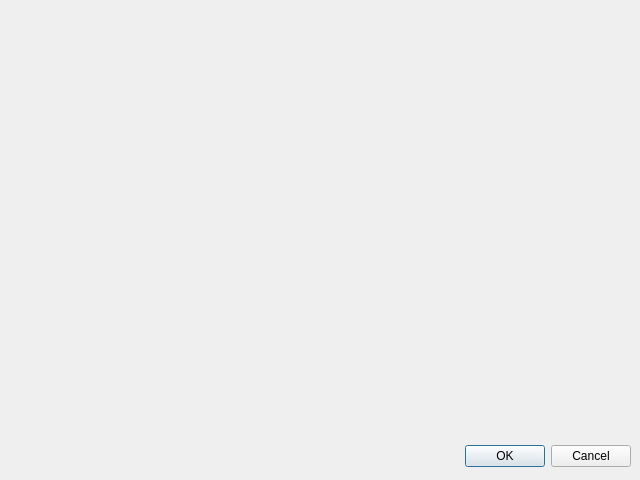
The window that dialog.ui (VovaHorodechnyy/custom-text-edit) describes before a commit, drawn with Qt 5.
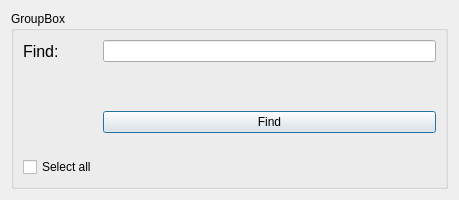
The same window after the commit.

Diff of the .ui file:
```diff
--- a/dialog.ui
+++ b/dialog.ui
@@ -5,29 +5,65 @@
    <rect>
     <x>0</x>
     <y>0</y>
-    <width>640</width>
-    <height>480</height>
+    <width>459</width>
+    <height>200</height>
    </rect>
   </property>
+  <property name="minimumSize">
+   <size>
+    <width>250</width>
+    <height>200</height>
+   </size>
+  </property>
+  <property name="maximumSize">
+   <size>
+    <width>100500</width>
+    <height>1000000</height>
+   </size>
+  </property>
   <property name="windowTitle">
    <string>Dialog</string>
   </property>
-  <widget name="buttonBox" class="QDialogButtonBox">
-   <property name="geometry">
-    <rect>
-     <x>10</x>
-     <y>440</y>
-     <width>621</width>
-     <height>32</height>
-    </rect>
-   </property>
-   <property name="orientation">
-    <enum>Qt::Horizontal</enum>
-   </property>
-   <property name="standardButtons">
-    <set>QDialogButtonBox::Cancel|QDialogButtonBox::Ok</set>
-   </property>
-  </widget>
+  <layout class="QVBoxLayout" name="verticalLayout">
+   <item>
+    <widget class="QGroupBox" name="groupBox">
+     <property name="title">
+      <string>GroupBox</string>
+     </property>
+     <layout class="QGridLayout" name="gridLayout">
+      <item row="0" column="0">
+       <widget class="QLabel" name="label">
+        <property name="font">
+         <font>
+          <pointsize>12</pointsize>
+         </font>
+        </property>
+        <property name="text">
+         <string>Find: </string>
+        </property>
+       </widget>
+      </item>
+      <item row="0" column="1">
+       <widget class="QLineEdit" name="lineEdit"/>
+      </item>
+      <item row="1" column="1" rowspan="2">
+       <widget class="QPushButton" name="pushButton">
+        <property name="text">
+         <string>Find</string>
+        </property>
+       </widget>
+      </item>
+      <item row="2" column="0">
+       <widget class="QCheckBox" name="checkBox">
+        <property name="text">
+         <string>Select all</string>
+        </property>
+       </widget>
+      </item>
+     </layout>
+    </widget>
+   </item>
+  </layout>
  </widget>
  <resources/>
  <connections>
```
Left out of the diff: 38 changed lines with no effect on the pictures.
